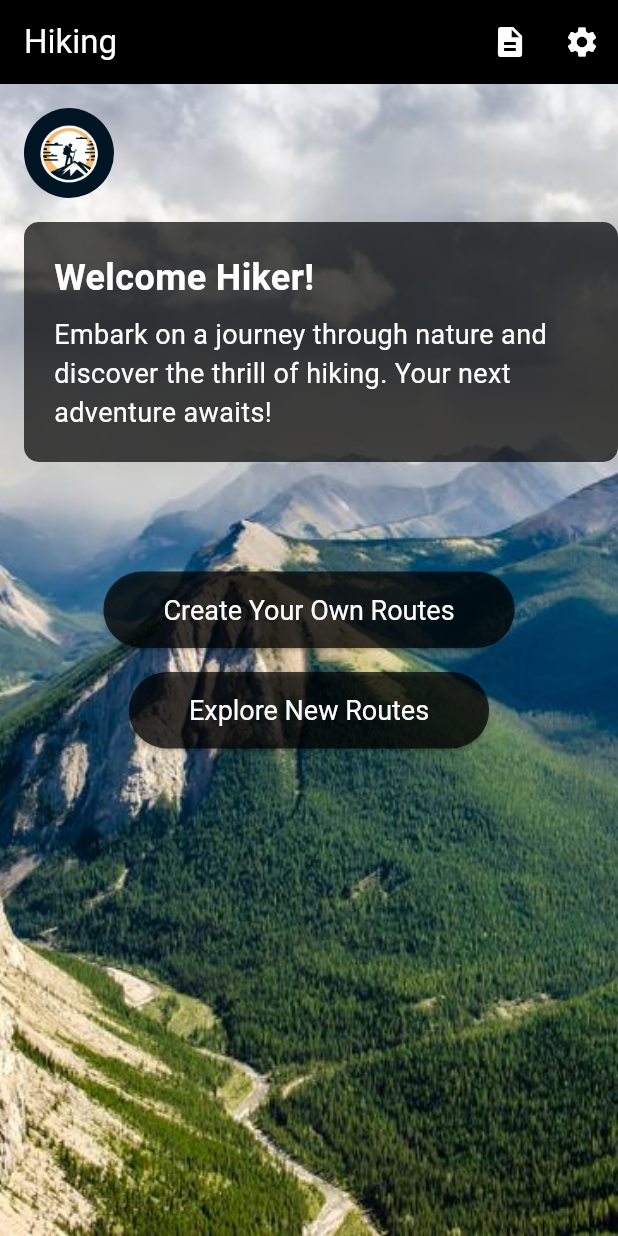
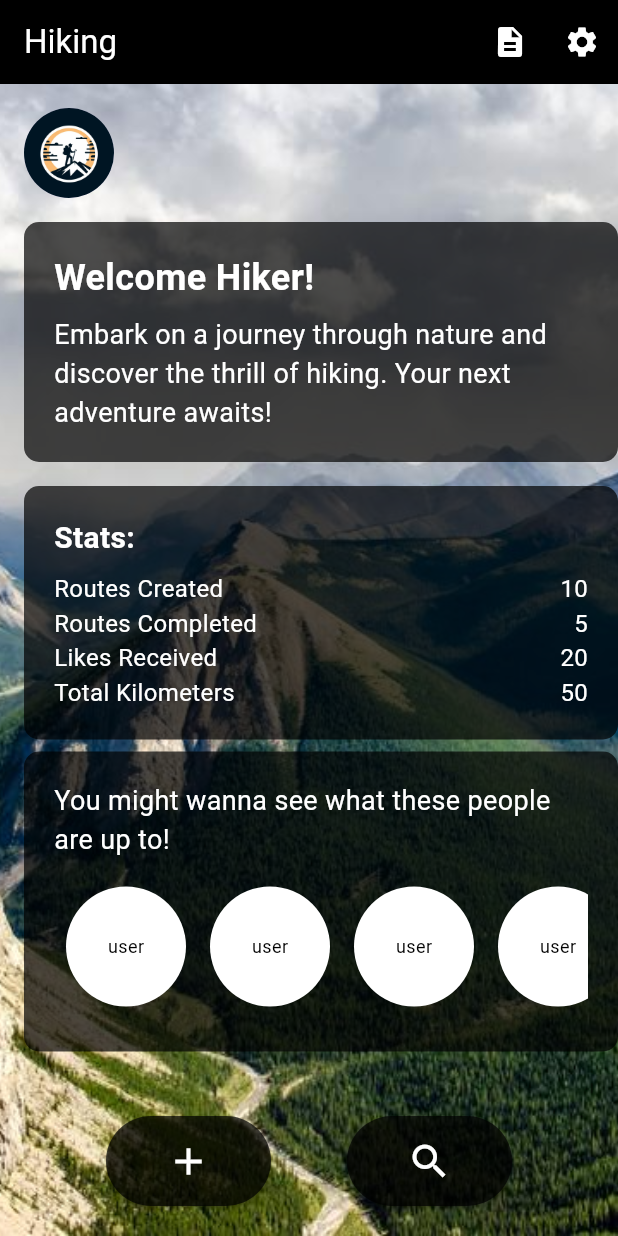
Before and after one commit to AguaDeLaNevera/rutes_app, a Flutter app: the screen it shows after launch, on a phone screen of 412 x 824 dp. Run offline on Flutter 3.47's test engine with Material 3 defaults, Android fonts, the phone set to English and light mode, and no system bars.

Commit message:
skeleton finished

```diff
--- a/lib/screens/home_screen.dart
+++ b/lib/screens/home_screen.dart
@@ -1,6 +1,6 @@
 import 'package:flutter/material.dart';
 import 'package:rutes_app/screens/settings_screen.dart';
-import 'package:rutes_app/screens/record_screen.dart'; // Import the record screen file
+import 'package:rutes_app/screens/record_screen.dart';
 
 class HomeScreen extends StatelessWidget {
   @override
@@ -10,12 +10,12 @@ class HomeScreen extends StatelessWidget {
         title: Text('Hiking'),
         actions: [
           IconButton(
-            icon: Icon(Icons.description), // Paper icon
+            icon: Icon(Icons.description),
             onPressed: () {
               Navigator.push(
                 context,
                 MaterialPageRoute(
-                  builder: (context) => RecordScreen(), // Navigate to the record screen
+                  builder: (context) => RecordScreen(),
                 ),
               );
             },
@@ -80,6 +80,93 @@ class HomeScreen extends StatelessWidget {
                     ],
                   ),
                 ),
+                SizedBox(height: 16),
+                Container(
+                  padding: EdgeInsets.all(20),
+                  decoration: BoxDecoration(
+                    color: Colors.black.withOpacity(0.7),
+                    borderRadius: BorderRadius.circular(10),
+                  ),
+                  child: Column(
+                    crossAxisAlignment: CrossAxisAlignment.start,
+                    children: [
+                      Text(
+                        'Stats:',
+                        style: TextStyle(
+                          fontSize: 20,
+                          fontWeight: FontWeight.bold,
+                          color: Colors.white,
+                        ),
+                      ),
+                      SizedBox(height: 8),
+                      // Add your stat widgets here
+                      StatCard(label: 'Routes Created', value: '10'),
+                      StatCard(label: 'Routes Completed', value: '5'),
+                      StatCard(label: 'Likes Received', value: '20'),
+                      StatCard(label: 'Total Kilometers', value: '50'),
+                    ],
+                  ),
+                ),
+                SizedBox(height: 8),
+                Container(
+                  padding: EdgeInsets.all(20),
+                  decoration: BoxDecoration(
+                    color: Colors.black.withOpacity(0.7),
+                    borderRadius: BorderRadius.circular(10),
+                  ),
+                  child: Column(
+                    crossAxisAlignment: CrossAxisAlignment.start,
+                    children: [
+                      Text(
+                        'You might wanna see what these people are up to!',
+                        style: TextStyle(
+                          fontSize: 18,
+                          color: Colors.white,
+                        ),
+                      ),
+                      SizedBox(height: 8),
+                      Container(
+                        height: 100, // Adjust the height as needed
+                        child: ListView.builder(
+                          scrollDirection: Axis.horizontal,
+                          itemCount: 10, // Number of circles/users
+                          itemBuilder: (context, index) {
+                            // You can customize the circle/avatar for each user
+                            return Padding(
+                              padding: EdgeInsets.all(8.0),
+                              child: GestureDetector(
+                                onTap: () {
+                                  // Add logic for when a circle is clicked
+                                  Navigator.push(
+                                    context,
+                                    MaterialPageRoute(
+                                      builder: (context) => RecordScreen(),
+                                    ),
+                                  );
+                                },
+                                child: Container(
+                                  width: 80, // Set the width as needed
+                                  height: 80, // Set the height as needed
+                                  decoration: BoxDecoration(
+                                    shape: BoxShape.circle,
+                                    color: Colors.white,
+                                  ),
+                                  // Add any child widgets if needed, e.g., user avatar
+                                  child: Center(
+                                    child: Text(
+                                      'user',
+                                      style: TextStyle(fontSize: 12, color: Colors.black),
+                                    ),
+                                  ),
+                                ),
+                              ),
+                            );
+                          },
+                        ),
+                      ),
+                    ],
+                  ),
+                ),
               ],
             ),
           ),
@@ -87,8 +174,8 @@ class HomeScreen extends StatelessWidget {
   alignment: Alignment.bottomCenter,
   child: Padding(
     padding: const EdgeInsets.all(20.0),
-              child: Column(
-                mainAxisAlignment: MainAxisAlignment.center,
+    child: Row(
+      mainAxisAlignment: MainAxisAlignment.spaceEvenly,
       children: [
         ElevatedButton(
           style: ElevatedButton.styleFrom(
@@ -98,14 +185,15 @@ class HomeScreen extends StatelessWidget {
             shape: RoundedRectangleBorder(
               borderRadius: BorderRadius.circular(30),
             ),
-                      textStyle: TextStyle(fontSize: 18),
           ),
           onPressed: () {
             // Add logic for "Create Your Own Routes" button
           },
-                    child: Text('Create Your Own Routes'),
+          child: Icon(
+            Icons.add,
+            size: 30,
           ),
-                  SizedBox(height: 16),
+        ),
         ElevatedButton(
           style: ElevatedButton.styleFrom(
             foregroundColor: Colors.white,
@@ -114,12 +202,14 @@ class HomeScreen extends StatelessWidget {
             shape: RoundedRectangleBorder(
               borderRadius: BorderRadius.circular(30),
             ),
-                      textStyle: TextStyle(fontSize: 18),
           ),
           onPressed: () {
             // Add logic for "Explore New Routes" button
           },
-                    child: Text('Explore New Routes'),
+          child: Icon(
+            Icons.search,
+            size: 30,
+          ),
         ),
       ],
     ),
@@ -130,3 +220,27 @@ class HomeScreen extends StatelessWidget {
     );
   }
 }
+
+class StatCard extends StatelessWidget {
+  final String label;
+  final String value;
+
+  const StatCard({required this.label, required this.value});
+
+  @override
+  Widget build(BuildContext context) {
+    return Row(
+      mainAxisAlignment: MainAxisAlignment.spaceBetween,
+      children: [
+        Text(
+          label,
+          style: TextStyle(fontSize: 16, color: Colors.white),
+        ),
+        Text(
+          value,
+          style: TextStyle(fontSize: 16, color: Colors.white),
+        ),
+      ],
+    );
+  }
+}
```
Lines whose indentation alone changed are shown as unchanged.
